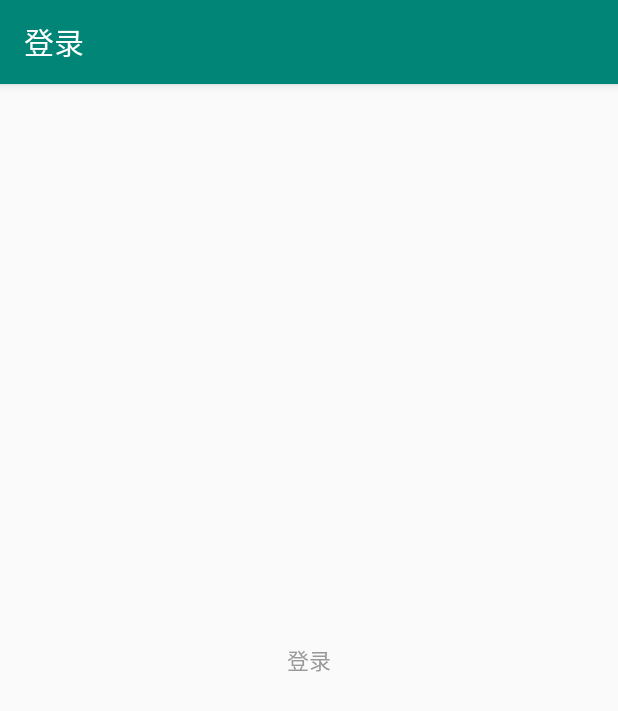
After one commit to 1024477951/KotlinStrong, an Android app: the LoginActivity screen opened directly, with no data from a screen before it, on a phone screen of 412 x 824 dp. The commit adds this screen. Shown: the top 711 px of the screen. Run offline under Robolectric (Android 15) with nearby library versions, the light colour scheme and no system bars.

Commit message:
Aspect Login

```diff
--- a/app/build.gradle
+++ b/app/build.gradle
@@ -33,6 +33,8 @@ dependencies {
     androidTestImplementation 'androidx.test:runner:1.1.0-alpha4'
     androidTestImplementation 'androidx.test.espresso:espresso-core:3.1.0-alpha4'
 
+    //Aspectjx
+    implementation rootProject.ext.dependencies["aspectjx"]
     implementation project(':stronglib')
 
 }
--- a/app/src/main/AndroidManifest.xml
+++ b/app/src/main/AndroidManifest.xml
@@ -34,6 +34,9 @@
                 <category android:name="android.intent.category.LAUNCHER"/>
             </intent-filter>
         </activity>
+        <activity android:name=".login.LoginActivity"
+                android:label="登录"
+                android:launchMode="singleTask"/>
         <activity android:name=".option.OptionsActivity"
                 android:label="详情"/>
     </application>
--- /dev/null
+++ b/app/src/main/java/com/kotlinstrong/login/LoginActivity.kt
@@ -0,0 +1,11 @@
+package com.kotlinstrong.login
+
+import com.kotlinstrong.R
+import com.kotlinstrong.base.BaseBindAvtivity
+
+class LoginActivity : BaseBindAvtivity<LoginViewModel>() {
+
+    override fun layoutId() = R.layout.activity_login
+
+    override fun providerVMClass(): Class<LoginViewModel> = LoginViewModel::class.java
+}
--- /dev/null
+++ b/app/src/main/java/com/kotlinstrong/login/LoginViewModel.kt
@@ -0,0 +1,11 @@
+package com.kotlinstrong.login
+
+import com.kotlinstrong.stronglib.base.BaseViewModel
+
+class LoginViewModel : BaseViewModel() {
+
+    private val tag: String = "LoginViewModel"
+
+    private val repository by lazy { LoginRepository() }
+
+}
--- a/app/src/main/java/com/kotlinstrong/utils/aspect/ClickUtils.kt
+++ b/app/src/main/java/com/kotlinstrong/utils/aspect/ClickUtils.kt
@@ -1,6 +1,7 @@
 package com.kotlinstrong.utils.aspect
 
 import android.os.SystemClock
+import com.blankj.utilcode.util.LogUtils
 import kotlin.math.abs
 
 object ClickUtils {
@@ -17,7 +18,7 @@ object ClickUtils {
      */
     fun isFastDoubleClick(intervalMillis: Long): Boolean {
         //        long time = System.currentTimeMillis();
-        val time = SystemClock.elapsedRealtime()
+        val time: Long = SystemClock.elapsedRealtime()
         val timeInterval = abs(time - mLastClickTime)
         return if (timeInterval < intervalMillis) {
             true
--- a/app/src/main/java/com/kotlinstrong/utils/aspect/AnnotationOnclick.kt
+++ b/app/src/main/java/com/kotlinstrong/utils/aspect/MyAnnotationOnclick.kt
@@ -27,7 +27,7 @@ import kotlin.annotation.Retention
  * TYPEALIAS：@SinceKotlin("1.1") 类型别名，Kotlin1.1已可用。
  */
 @Target(AnnotationTarget.FUNCTION)
-annotation class AnnotationOnclick(
+annotation class MyAnnotationOnclick(
     /** 点击间隔时间 */
     val value: Long = 1000
 )
--- /dev/null
+++ b/app/src/main/res/layout/activity_login.xml
@@ -0,0 +1,20 @@
+<?xml version="1.0" encoding="utf-8"?>
+<androidx.constraintlayout.widget.ConstraintLayout
+        xmlns:android="http://schemas.android.com/apk/res/android"
+        xmlns:app="http://schemas.android.com/apk/res-auto"
+        android:layout_width="match_parent"
+        android:layout_height="match_parent"
+        android:orientation="vertical">
+
+    <TextView
+            android:layout_width="wrap_content"
+            android:layout_height="wrap_content"
+            app:layout_constraintStart_toStartOf="parent"
+            app:layout_constraintTop_toTopOf="parent"
+            app:layout_constraintEnd_toEndOf="parent"
+            app:layout_constraintBottom_toBottomOf="parent"
+            android:textSize="@dimen/d40.0"
+            android:textColor="@color/color_999999"
+            android:text="登录"/>
+
+</androidx.constraintlayout.widget.ConstraintLayout >
--- a/app/src/main/res/layout/activity_options.xml
+++ b/app/src/main/res/layout/activity_options.xml
@@ -14,7 +14,7 @@
              app:layout_constraintTop_toTopOf="parent"
              app:layout_constraintEnd_toEndOf="parent"
              app:layout_constraintBottom_toBottomOf="parent"
-             android:textSize="@dimen/d30.0"
+             android:textSize="@dimen/d40.0"
              android:textColor="@color/color_999999"
              android:text="详情"/>
 
--- a/stronglib/build.gradle
+++ b/stronglib/build.gradle
@@ -3,7 +3,6 @@ apply plugin: 'com.android.library'
 apply plugin: 'kotlin-android'
 apply plugin: 'kotlin-android-extensions'
 apply plugin: 'kotlin-kapt'
-apply plugin: 'android-aspectjx'
 
 android {
     compileSdkVersion rootProject.ext.android["compileSdkVersion"]
@@ -75,6 +74,4 @@ dependencies {
     //Rx
     api rootProject.ext.dependencies["rxandroid"]
     api rootProject.ext.dependencies["rxjava"]
-    //Aspectjx
-    api rootProject.ext.dependencies["aspectjx"]
 }
```
Also changed, not shown: app/src/main/java/com/kotlinstrong/home/HomeFragment.kt (+8 -10 lines), app/src/main/java/com/kotlinstrong/login/LoginRepository.kt (added, +15 -0 lines), app/src/main/java/com/kotlinstrong/utils/aspect/AspectClickUtils.kt (+19 -11 lines), app/src/main/java/com/kotlinstrong/utils/aspect/AspectUtils.kt (+17 -19 lines), app/src/main/java/com/kotlinstrong/utils/aspect/MyAnnotationLogin.kt (added, +30 -0 lines).
